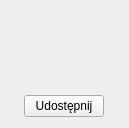
This is src/MemeWidget.ui in io-project/memoizer-gui as Qt 5 draws it before an edit. The edited form follows.
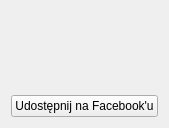
This is the edited form. Custom widgets are drawn as their Qt base class.

Commit message: Implementation of Facebook share button.

What changed in the file:
```diff
--- a/src/MemeWidget.ui
+++ b/src/MemeWidget.ui
@@ -42,7 +42,7 @@
    <item row="3" column="1">
     <widget class="QPushButton" name="sharePushButton">
      <property name="text">
-      <string>Udostępnij</string>
+      <string>Udostępnij na Facebook'u</string>
      </property>
     </widget>
    </item>
```
The commit also changes 11 other files.
